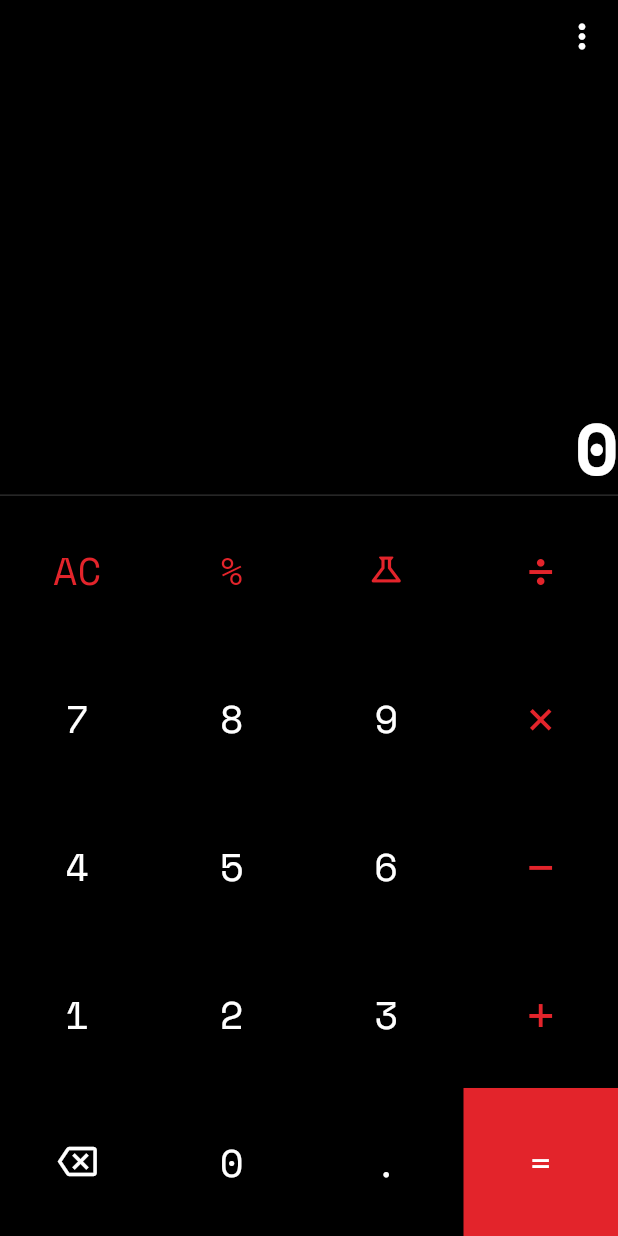
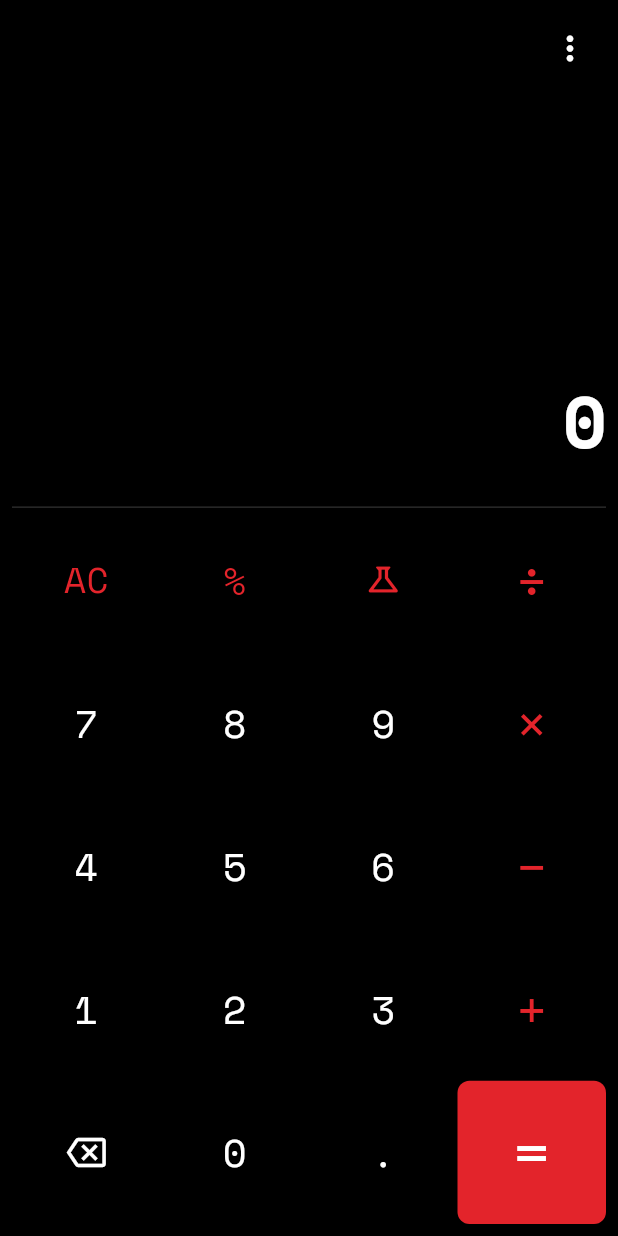
Before and after one commit to Himi-Deb/Nothing-Calculator, a Flutter app: the screen it shows after launch, on a phone screen of 412 x 824 dp. Run offline on Flutter 3.47's test engine with Material 3 defaults, Android fonts, the phone set to English and light mode, and no system bars; our stand-ins replace google_fonts, math_expressions.

Commit message:
Refine Nothing Calculator basic UI layout and display logic

```diff
--- a/lib/features/calculator/calculator_screen.dart
+++ b/lib/features/calculator/calculator_screen.dart
@@ -22,7 +22,9 @@ class CalculatorScreen extends StatelessWidget {
         child: LayoutBuilder(
           builder: (context, constraints) {
             final h = constraints.maxHeight;
-            return Column(
+            return Padding(
+              padding: const EdgeInsets.all(8.0),
+              child: Column(
                 crossAxisAlignment: CrossAxisAlignment.stretch,
                 children: [
                   SizedBox(
@@ -37,6 +39,7 @@ class CalculatorScreen extends StatelessWidget {
                     child: CalculatorKeypad(controller: controller),
                   ),
                 ],
+              ),
             );
           },
         ),
--- a/lib/features/calculator/controller/calculator_controller.dart
+++ b/lib/features/calculator/controller/calculator_controller.dart
@@ -41,15 +41,17 @@ class CalculatorController extends ChangeNotifier {
     if (_afterEquals && _frozenExpression != null) {
       return _frozenExpression!;
     }
-    return _prettyInfixExpression();
+    // We don't show secondaryLine while inputting anymore (moved to primaryLine).
+    return '';
   }
 
-  /// White line: operand or final result.
+  /// White line: full expression during input, or final result.
   String get primaryLine {
     if (_afterEquals && _frozenResult != null) {
       return _frozenResult!;
     }
-    return DisplayFormat.formatOperand(_current);
+    final exp = _prettyInfixExpression();
+    return exp.isEmpty ? DisplayFormat.formatOperand(_current) : exp;
   }
 
   void inputDigit(String d) {
@@ -283,7 +285,10 @@ class CalculatorController extends ChangeNotifier {
         b.write(' ');
       }
     }
-    b.write(DisplayFormat.formatOperand(_current));
+    // Only show current if it was edited or if it's the last part.
+    if (_current != '0' || _chunks.isEmpty) {
+      b.write(DisplayFormat.formatOperand(_current));
+    }
     return b.toString().trim();
   }
 
--- a/lib/features/calculator/widgets/calculator_display.dart
+++ b/lib/features/calculator/widgets/calculator_display.dart
@@ -39,12 +39,15 @@ class CalculatorDisplay extends StatelessWidget {
               Expanded(
                 child: ListView.builder(
                   padding: EdgeInsets.zero,
+                  reverse: true,
                   itemCount: history.length,
                   itemBuilder: (context, index) {
-                    final e = history[index];
-                    final tone = _historyTone(index, history.length);
+                    // index 0 is the bottom-most item in the reversed list.
+                    // We want the newest history entry (history.last) to be at the bottom.
+                    final e = history[history.length - 1 - index];
+                    final tone = _historyTone(history.length - 1 - index, history.length);
                     return Padding(
-                      padding: const EdgeInsets.only(bottom: 10),
+                      padding: const EdgeInsets.only(bottom: 20),
                       child: Column(
                         crossAxisAlignment: CrossAxisAlignment.end,
                         children: [
@@ -78,11 +81,7 @@ class CalculatorDisplay extends StatelessWidget {
                 alignment: Alignment.centerRight,
                 child: PrimaryResultText(text: controller.primaryLine),
               ),
-              const SizedBox(height: 6),
-              Align(
-                alignment: Alignment.centerRight,
-                child: DotMatrixOperation(symbol: controller.dotMatrixOperationSymbol),
-              ),
+              const SizedBox(height: 32),
             ],
           );
       },
--- a/lib/features/calculator/widgets/calculator_keypad.dart
+++ b/lib/features/calculator/widgets/calculator_keypad.dart
@@ -161,6 +161,7 @@ class CalculatorKeypad extends StatelessWidget {
           NothingButton(
             label: 'AC',
             foregroundColor: AppColors.accentRed,
+            fontSize: AppTypography.keyCapSize - 2,
             onPressed: controller.clearAll,
           ),
           NothingButton(
@@ -206,6 +207,7 @@ class CalculatorKeypad extends StatelessWidget {
             label: '=',
             foregroundColor: AppColors.activeText,
             backgroundColor: AppColors.accentRed,
+            fontSize: AppTypography.keyCapSize * 1.4 * 1.25,
             onPressed: controller.equals,
           ),
         ],
--- a/lib/features/calculator/widgets/nothing_button.dart
+++ b/lib/features/calculator/widgets/nothing_button.dart
@@ -15,6 +15,7 @@ class NothingButton extends StatelessWidget {
     this.icon,
     this.foregroundColor,
     this.backgroundColor,
+    this.fontSize,
     this.showFlaskDot = false,
   }) : assert(label != null || icon != null, 'Provide label or icon');
 
@@ -23,6 +24,7 @@ class NothingButton extends StatelessWidget {
   final IconData? icon;
   final Color? foregroundColor;
   final Color? backgroundColor;
+  final double? fontSize;
   final bool showFlaskDot;
 
   @override
@@ -37,13 +39,17 @@ class NothingButton extends StatelessWidget {
           )
         : Text(
             label!,
-            style: AppTypography.keyLabel(label!, fg),
+            style: AppTypography.keyLabel(label!, fg).copyWith(
+              fontSize: fontSize,
+            ),
           );
 
     return Material(
       color: backgroundColor ?? Colors.transparent,
-      clipBehavior: Clip.hardEdge,
+      borderRadius: BorderRadius.circular(8),
+      clipBehavior: Clip.antiAlias,
       child: InkWell(
+        borderRadius: BorderRadius.circular(8),
         onTap: onPressed == null
             ? null
             : () {
--- a/lib/features/calculator/widgets/primary_result_text.dart
+++ b/lib/features/calculator/widgets/primary_result_text.dart
@@ -23,10 +23,11 @@ class PrimaryResultText extends StatelessWidget {
       return Text(text, style: base, textAlign: TextAlign.right);
     }
 
-    return Text.rich(
-      TextSpan(
-        children: [
-          TextSpan(text: parts[0], style: base),
+    final children = <TextSpan>[];
+    for (var i = 0; i < parts.length; i++) {
+      children.add(TextSpan(text: parts[i], style: base));
+      if (i < parts.length - 1) {
+        children.add(
           TextSpan(
             text: '●',
             style: base.copyWith(
@@ -34,12 +35,12 @@ class PrimaryResultText extends StatelessWidget {
               fontSize: fontSize * 0.23,
             ),
           ),
-          TextSpan(
-            text: parts.sublist(1).join('.'),
-            style: base,
-          ),
-        ],
-      ),
+        );
+      }
+    }
+
+    return Text.rich(
+      TextSpan(children: children),
       textAlign: TextAlign.right,
     );
   }
```
Lines whose indentation alone changed are shown as unchanged.
